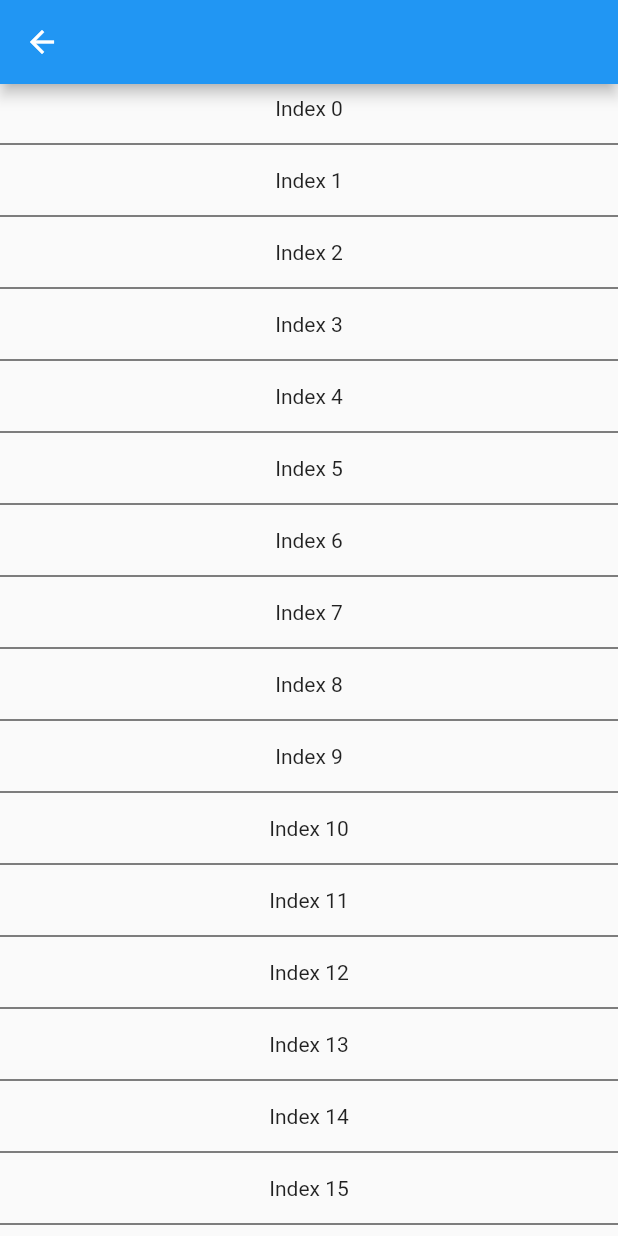
After one commit to katskoru/login_app, a Flutter app: the SettingsPage screen opened directly, on a phone screen of 412 x 824 dp. The commit adds this screen. Run offline on Flutter 3.47's test engine with Material 2 defaults, Android fonts, the phone set to English and light mode, and no system bars.

Commit message:
settings

```diff
--- a/lib/login_page.dart
+++ b/lib/login_page.dart
@@ -74,7 +74,7 @@ class _LoginPageState extends State<LoginPage> {
                                 _isInitialValue = !_isInitialValue;
                               });
                             },
-                            icon: Icon(Icons.visibility_outlined),
+                            icon: Icon(Icons.visibility),
                           )),
                     ),
                   ),
--- a/lib/main.dart
+++ b/lib/main.dart
@@ -15,6 +15,7 @@ class MyApp extends StatelessWidget {
     return MaterialApp(
       title: 'Flutter Demo',
       theme: ThemeData(
+        unselectedWidgetColor: Colors.black,
         primarySwatch: Colors.blue,
       ),
       home: const LoginPage(),
--- /dev/null
+++ b/lib/settings_page.dart
@@ -0,0 +1,22 @@
+import 'package:flutter/material.dart';
+
+class SettingsPage extends StatelessWidget {
+  const SettingsPage({Key? key}) : super(key: key);
+
+  @override
+  Widget build(BuildContext context) {
+    return Scaffold(
+      appBar: AppBar(),
+      body: ListView.separated(
+        separatorBuilder: (context, index) => Divider(
+          color: Colors.black,
+        ),
+        itemCount: 20,
+        itemBuilder: (context, index) => Padding(
+          padding: EdgeInsets.all(8.0),
+          child: Center(child: Text("Index $index")),
+        ),
+      ),
+    );
+  }
+}
```
